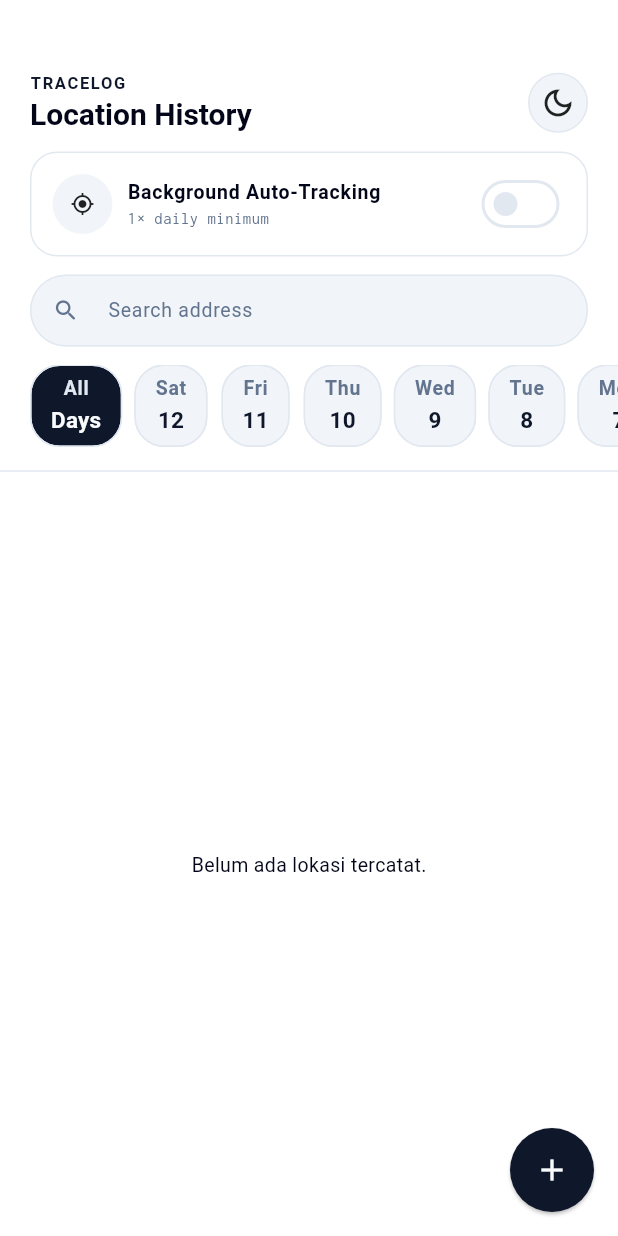
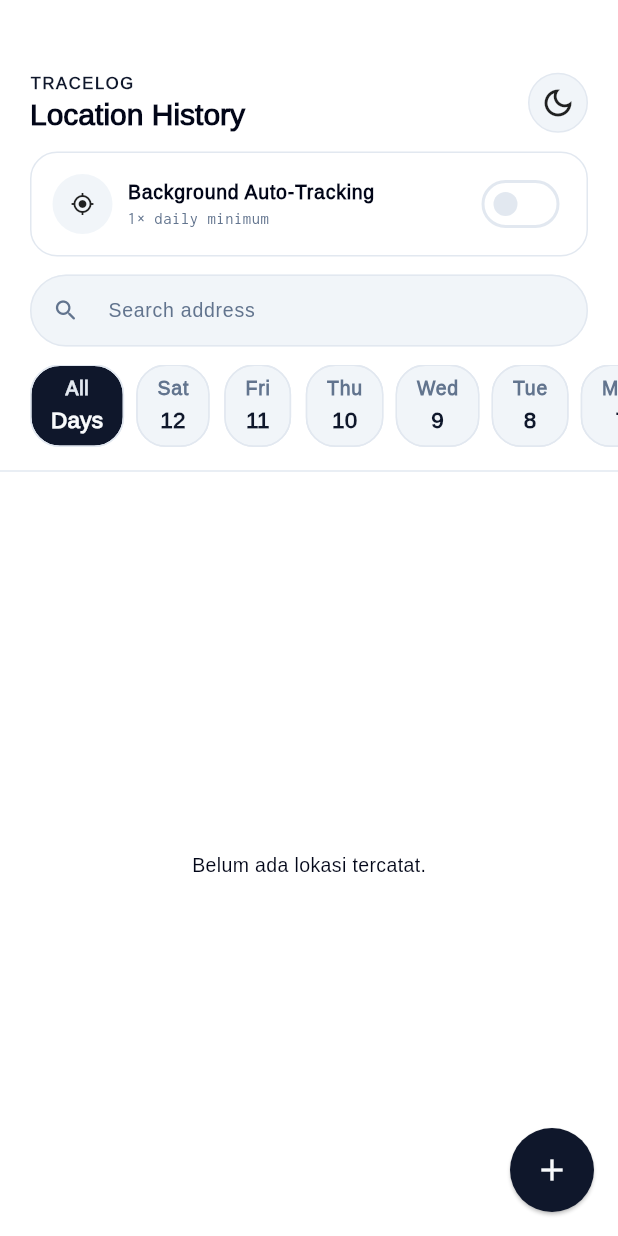
Before and after one commit to pakdhel/tracelog-app, a Flutter app: the screen it shows after launch, on a phone screen of 412 x 824 dp. Run offline on Flutter 3.47's test engine with Material 3 defaults, Android fonts, the phone set to English and light mode, and no system bars; our stand-ins replace flutter_map, flutter_riverpod, geocoding, geolocator, latlong2, shared_preferences and 1 more; missing offline and left inert: workmanager; accounts and stored records are empty.

Commit message:
refactor: menggunakan font bundle

```diff
--- a/lib/style/typography/tracelog_textstyles.dart
+++ b/lib/style/typography/tracelog_textstyles.dart
@@ -1,9 +1,8 @@
 import 'package:flutter/material.dart';
-import 'package:google_fonts/google_fonts.dart';
 
 class TracelogTextstyles {
-  static TextStyle primaryFonts = GoogleFonts.arimo();
-  static TextStyle secondaryFonts = GoogleFonts.inconsolata();
+  static TextStyle primaryFonts = TextStyle(fontFamily: 'Arimo');
+  static TextStyle secondaryFonts = TextStyle(fontFamily: 'Inconsolata');
 
   static TextStyle headlineMedium = primaryFonts.copyWith(
     fontSize: 20,
```
Also changed, not shown: pubspec.yaml (+9 -0 lines), assets/fonts/Arimo-Regular.ttf (added), assets/fonts/Inconsolata-Regular.ttf (added).
